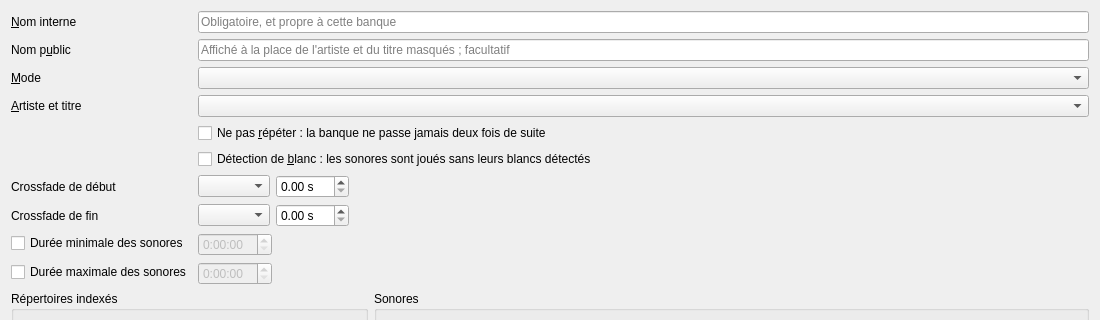
The window that src/machincast/interface/ui/fiche_banque.ui (dascritch/machincast) describes before a commit, drawn with Qt 5; both pictures show x 0 to 1100 and y 0 to 320 of the 1100 by 700 pixel window.
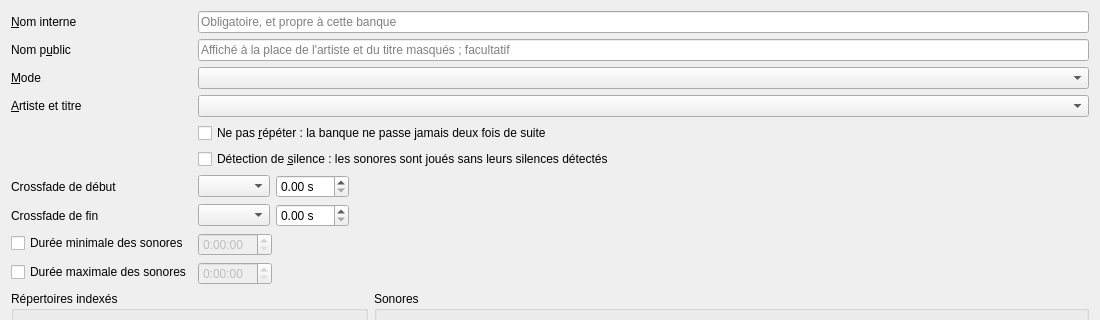
The same window after the commit.

Commit message: Vocabulaire : les silences d'un sonore, et le blanc à l'antenne (#291)

Patch:
```diff
--- a/src/machincast/interface/ui/fiche_banque.ui
+++ b/src/machincast/interface/ui/fiche_banque.ui
@@ -89,7 +89,7 @@
      <item row="5" column="1">
       <widget class="QCheckBox" name="detection_blancs">
        <property name="text">
-        <string>Détection de &amp;blanc : les sonores sont joués sans leurs blancs détectés</string>
+        <string>Détection de &amp;silence : les sonores sont joués sans leurs silences détectés</string>
        </property>
        <property name="toolTip">
         <string>Chaque sonore joué via la banque commence à son début détecté et s'arrête à sa fin détectée, mesurés par l'audit complet.</string>
```
Left out of the diff: 2 changed lines with no effect on the pictures. The commit also changes 106 other files.
